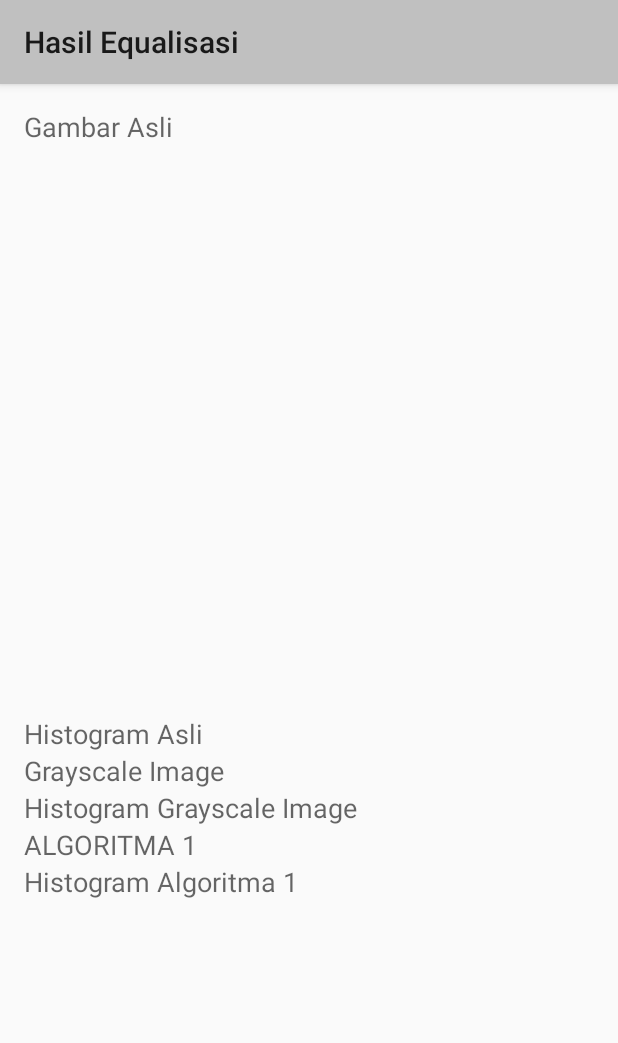
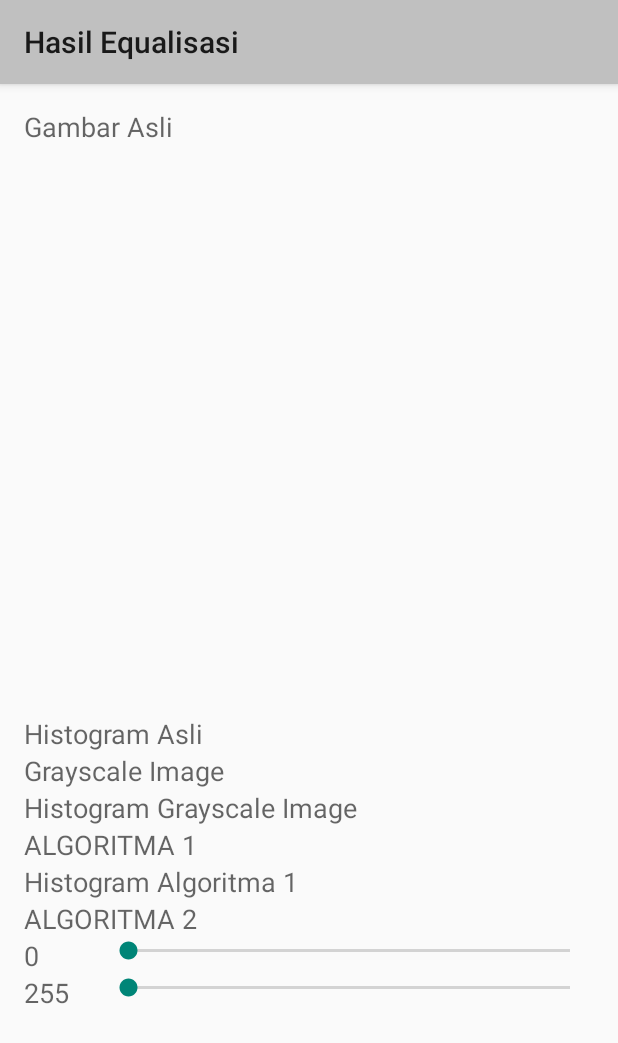
Before and after one commit to andresusanto/Equaligram, an Android app: the MainActivity screen opened directly, with no data from a screen before it, on a phone screen of 412 x 824 dp. Shown: the top 1043 px of the screen. Run offline under Robolectric (Android 15) with nearby library versions, the light colour scheme and no system bars; 10 statements that could not run were skipped.

Commit message:
Algoritma 2

```diff
--- a/app/src/main/java/com/ganesus/equaligram/MainActivity.java
+++ b/app/src/main/java/com/ganesus/equaligram/MainActivity.java
@@ -10,7 +10,9 @@ import android.view.Menu;
 import android.view.MenuItem;
 import android.view.View;
 import android.widget.ImageView;
+import android.widget.SeekBar;
 import android.widget.TextView;
+import android.widget.Toast;
 
 import java.nio.ByteBuffer;
 
@@ -19,6 +21,13 @@ public class MainActivity extends AppCompatActivity {
     private ByteBuffer buffBitmap = null;
     private ByteBuffer buffBitmapGray = null;
     private ByteBuffer buffBitmap1 = null;
+
+    SeekBar minSeekbar;
+    SeekBar maxSeekbar;
+    TextView minTextView;
+    TextView maxTextView;
+    int min_rgb_value; int max_rgb_value;
+
 
     public  void onClicker(View v){
 
@@ -32,6 +41,7 @@ public class MainActivity extends AppCompatActivity {
         Intent intent = getIntent();
 
         Bitmap bmp = BitmapFactory.decodeFile(intent.getStringExtra("PATH"));
+
         if (bmp.getWidth() > 2000){
             bmp = Bitmap.createScaledBitmap(bmp, bmp.getWidth()/2, bmp.getHeight()/2, false);
         }
@@ -52,12 +62,59 @@ public class MainActivity extends AppCompatActivity {
         ImageView ivGray = (ImageView) findViewById(R.id.ivGray);
         ImageView hisAlgo1 = (ImageView) findViewById(R.id.hisAlgo1);
         ImageView ivAlgo1= (ImageView) findViewById(R.id.ivAlgo1);
+        final ImageView ivAlgo2 = (ImageView) findViewById(R.id.ivAlgo2);
 
+        this.minSeekbar = (SeekBar) findViewById(R.id.minSeekbar);
+        this.maxSeekbar = (SeekBar) findViewById(R.id.maxSeekbar);
+
+        this.minTextView = (TextView) findViewById(R.id.minTextView);
+        this.maxTextView = (TextView) findViewById(R.id.maxTextView);
+
+        this.minSeekbar.setOnSeekBarChangeListener(new SeekBar.OnSeekBarChangeListener() {
+            @Override
+            public void onProgressChanged(SeekBar seekBar, int progress, boolean b) {
+                minTextView.setText(String.valueOf(progress));
+                min_rgb_value = progress;
+                ivAlgo2.setImageBitmap(applyAlgoLinearBmp(buffBitmapGray,min_rgb_value,max_rgb_value));
+            }
+
+            @Override
+            public void onStartTrackingTouch(SeekBar seekBar) {
+            }
+
+            @Override
+            public void onStopTrackingTouch(SeekBar seekBar) {
+            }
+        });
+
+        this.maxSeekbar.setOnSeekBarChangeListener(new SeekBar.OnSeekBarChangeListener() {
+            @Override
+            public void onProgressChanged(SeekBar seekBar, int progress, boolean b) {
+                maxTextView.setText(String.valueOf(progress));
+                max_rgb_value = progress;
+                ivAlgo2.setImageBitmap(applyAlgoLinearBmp(buffBitmapGray,min_rgb_value,max_rgb_value));
+            }
+
+            @Override
+            public void onStartTrackingTouch(SeekBar seekBar) {
+            }
+
+            @Override
+            public void onStopTrackingTouch(SeekBar seekBar) {
+            }
+        });
+
+        //set default value
+        min_rgb_value = Integer.parseInt(minTextView.getText().toString()); minTextView.setText(String.valueOf(min_rgb_value));
+        max_rgb_value = Integer.parseInt(maxTextView.getText().toString()); maxTextView.setText(String.valueOf(max_rgb_value));
 
         ivAsli.setImageBitmap(bmp);
         hisAsli.setImageBitmap(genHistogram(buffBitmap, canvas, false));
         ivGray.setImageBitmap(createGrayscaleBmp(buffBitmap));
+        //TODO change to different imageview
+        //TODO change parameter
         ivAlgo1.setImageBitmap(applyAlgo1Bmp(buffBitmapGray));
+        //ivAlgo2.setImageBitmap(applyAlgoLinearBmp(buffBitmapGray,min_rgb_value,max_rgb_value));
 
         canvas = Bitmap.createBitmap(520, 320, conf);
         hisGray.setImageBitmap(genHistogram(buffBitmapGray, canvas, true));
@@ -70,10 +127,12 @@ public class MainActivity extends AppCompatActivity {
     public native ByteBuffer loadBitmap(Bitmap bitmap);
     public native ByteBuffer createGrayscale(ByteBuffer bitmem);
     public native ByteBuffer applyAlgo1(ByteBuffer bitmem);
+    public native ByteBuffer applyAlgoLinear(ByteBuffer bitmem,int new_min,int new_max);
 
     public native Bitmap genHistogram(ByteBuffer bitmem, Bitmap canvas, boolean isGrayScale);
     public native Bitmap createGrayscaleBmp(ByteBuffer bitmem);
     public native Bitmap applyAlgo1Bmp(ByteBuffer bitmem);
+    public native Bitmap applyAlgoLinearBmp(ByteBuffer bitmem,int new_min,int new_max);
 
     static {
         System.loadLibrary("equaligram");
--- a/app/src/main/java/com/ganesus/equaligram/SelectorActivity.java
+++ b/app/src/main/java/com/ganesus/equaligram/SelectorActivity.java
@@ -7,9 +7,13 @@ import android.os.Environment;
 import android.provider.MediaStore;
 import android.support.v7.app.AppCompatActivity;
 import android.os.Bundle;
+import android.util.Log;
 import android.view.Menu;
 import android.view.MenuItem;
 import android.view.View;
+import android.widget.EditText;
+
+import org.w3c.dom.Text;
 
 import java.io.File;
 import java.io.IOException;
--- a/app/src/main/res/layout/activity_main.xml
+++ b/app/src/main/res/layout/activity_main.xml
@@ -91,7 +91,68 @@
                 android:layout_height="wrap_content"
                 android:id="@+id/hisAlgo1"
                 android:adjustViewBounds="true" />
+
+            <TextView
+                android:layout_width="wrap_content"
+                android:layout_height="wrap_content"
+                android:textAppearance="?android:attr/textAppearanceMedium"
+                android:text="ALGORITMA 2" />
+
+            <ImageView
+                android:layout_width="fill_parent"
+                android:layout_height="wrap_content"
+                android:id="@+id/ivAlgo2"
+                android:adjustViewBounds="true" />
+
+
+
+            <LinearLayout
+                android:orientation="horizontal"
+                android:layout_width="match_parent"
+                android:layout_height="wrap_content">
+
+                <TextView
+                    android:layout_width="80px"
+                    android:layout_height="wrap_content"
+                    android:textAppearance="?android:attr/textAppearanceMedium"
+                    android:text="0"
+                    android:id="@+id/minTextView" />
+
+                <SeekBar
+                    android:layout_width="fill_parent"
+                    android:layout_height="wrap_content"
+                    android:id="@+id/minSeekbar"
+                    android:layout_alignParentTop="true"
+                    android:layout_alignParentLeft="true"
+                    android:layout_alignParentStart="true"
+                    android:max="255" />
+            </LinearLayout>
+            <LinearLayout
+                android:orientation="horizontal"
+                android:layout_width="match_parent"
+                android:layout_height="wrap_content">
+
+                <TextView
+                    android:layout_width="80px"
+                    android:layout_height="wrap_content"
+                    android:textAppearance="?android:attr/textAppearanceMedium"
+                    android:text="255"
+                    android:id="@+id/maxTextView" />
+
+                <SeekBar
+                    android:layout_width="fill_parent"
+                    android:layout_height="wrap_content"
+                    android:id="@+id/maxSeekbar"
+                    android:layout_alignTop="@+id/minPicker"
+                    android:layout_alignParentLeft="true"
+                    android:layout_alignParentStart="true"
+                    android:max="255" />
+            </LinearLayout>
+
         </LinearLayout>
     </ScrollView>
 
+
+
+
 </RelativeLayout>
--- a/app/src/main/res/layout/activity_selector.xml
+++ b/app/src/main/res/layout/activity_selector.xml
@@ -35,4 +35,5 @@
             android:layout_weight="1"
             android:onClick="onClickGallery" />
     </LinearLayout>
+
 </RelativeLayout>
```
Also changed, not shown: 1 other file.
